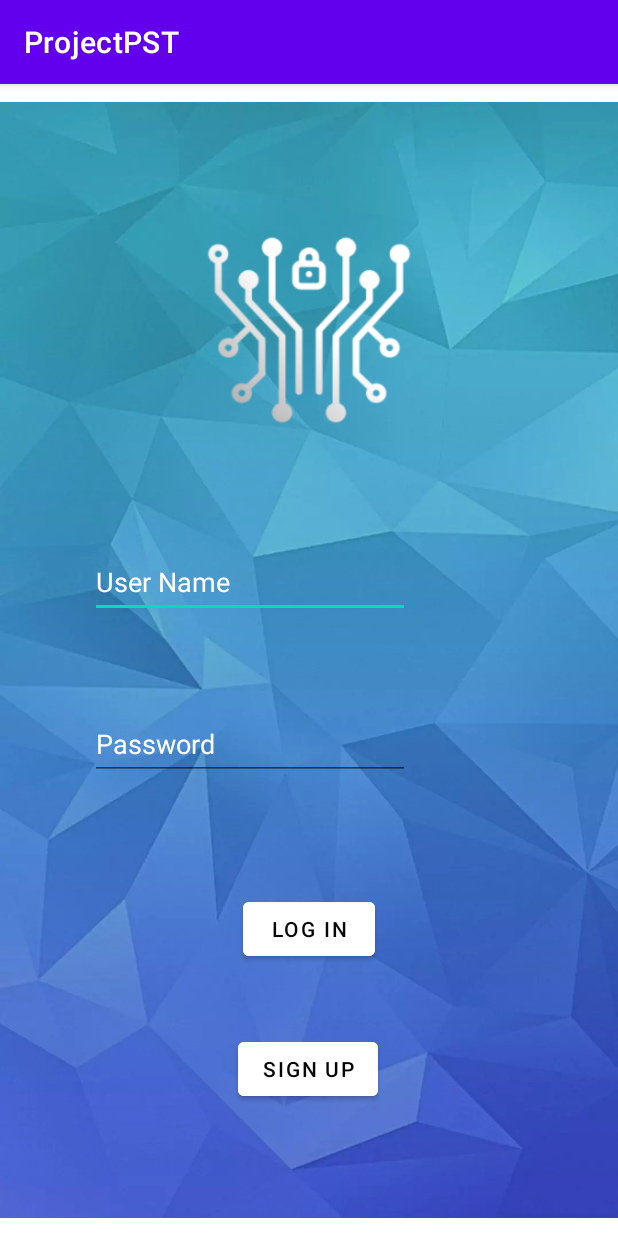
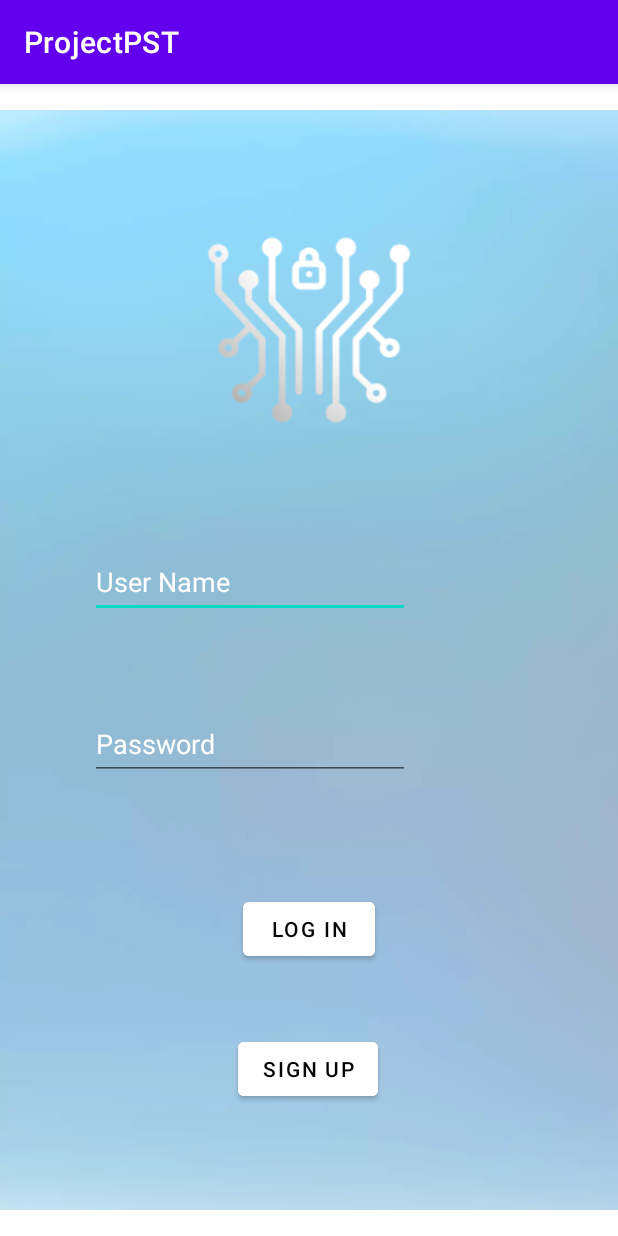
Before and after one commit to GingerGarcia/ProjectPST, an Android app: the Activity2 screen opened directly, with no data from a screen before it, on a phone screen of 412 x 824 dp. Run offline under Robolectric (Android 15) with nearby library versions, the phone set to English and light mode, and no system bars.

Commit message:
Cambiado background de la activity 2 y 3

```diff
--- a/app/src/main/res/layout/activity_2.xml
+++ b/app/src/main/res/layout/activity_2.xml
@@ -16,7 +16,7 @@
         app:layout_constraintStart_toStartOf="parent"
         app:layout_constraintTop_toTopOf="parent"
         app:layout_constraintVertical_bias="0.0"
-        app:srcCompat="@drawable/rectangle1" />
+        app:srcCompat="@drawable/background" />
 
     <ImageView
         android:id="@+id/imageView5"
--- a/app/src/main/res/layout/activity_3.xml
+++ b/app/src/main/res/layout/activity_3.xml
@@ -16,7 +16,7 @@
         app:layout_constraintStart_toStartOf="parent"
         app:layout_constraintTop_toTopOf="parent"
         app:layout_constraintVertical_bias="0.0"
-        app:srcCompat="@drawable/rectangle1" />
+        app:srcCompat="@drawable/background" />
 
     <TextView
         android:id="@+id/textView2"
```
